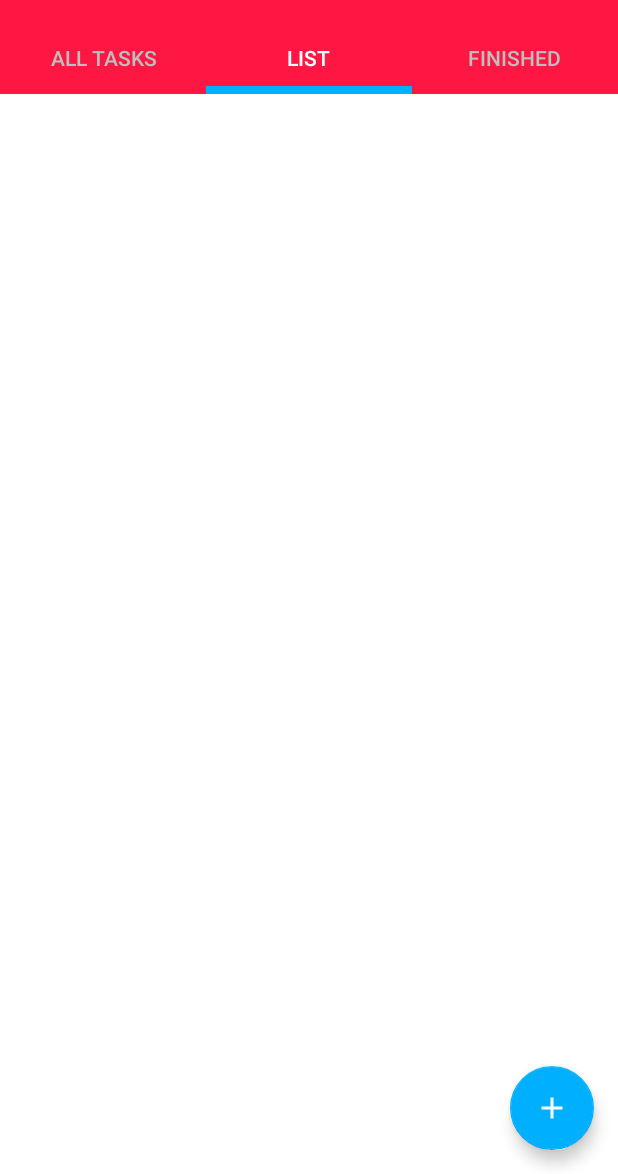
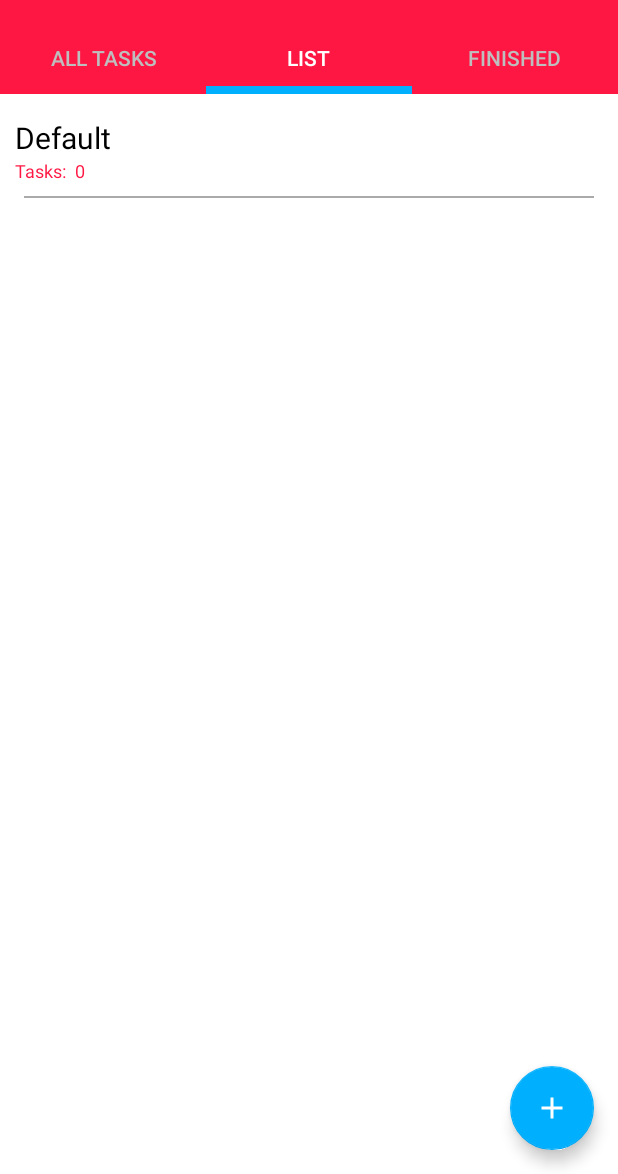
Before and after one commit to BiaChacon/ToDoList, an Android app: the screen it shows after launch (MainActivity), tab 2 chosen, on a phone screen of 412 x 824 dp, the part 62-1236 px from its top. Run offline under Robolectric (Android 15) with nearby library versions, the phone set to English and light mode, and no system bars; our stand-ins replace Room's generated code.

Commit message:
list default

```diff
--- a/app/src/main/java/com/biachacon/todolist/activities/MainActivity.kt
+++ b/app/src/main/java/com/biachacon/todolist/activities/MainActivity.kt
@@ -4,6 +4,7 @@ import android.app.Activity
 import android.content.Intent
 import androidx.appcompat.app.AppCompatActivity
 import android.os.Bundle
+import android.util.Log
 import android.view.Menu
 import android.view.MenuItem
 import android.view.View
@@ -14,15 +15,39 @@ import com.biachacon.todolist.R
 import com.biachacon.todolist.adapaters.FixedTabsPageAdapter
 import com.biachacon.todolist.database.AppDatabase
 import com.biachacon.todolist.dialogs.AddListDialogFragment
+import com.biachacon.todolist.model.ToDoList
 import kotlinx.android.synthetic.main.activity_main.*
 
 class MainActivity : AppCompatActivity() {
+
+    val db:AppDatabase by lazy {
+        Room.databaseBuilder(this, AppDatabase::class.java, "to-do-list")
+            .allowMainThreadQueries()
+            .build()
+    }
 
     val CODE = 99
 
     override fun onCreate(savedInstanceState: Bundle?) {
         super.onCreate(savedInstanceState)
         setContentView(R.layout.activity_main)
+
+        var t = db.toDoListDao().listAll().size
+        if (t <= 0) {
+            db.toDoListDao().insert(
+                ToDoList("Default")
+            )
+        }
+
+//        db.toDoListDao().insert(
+//            ToDoList("Teste 1")
+//        )
+//        db.toDoListDao().insert(
+//            ToDoList("Teste 2")
+//        )
+//        db.toDoListDao().insert(
+//            ToDoList("Teste 3")
+//        )
 
         if(getSupportActionBar() != null)
         {
--- a/app/src/main/java/com/biachacon/todolist/dao/TaskDao.kt
+++ b/app/src/main/java/com/biachacon/todolist/dao/TaskDao.kt
@@ -33,4 +33,7 @@ interface TaskDao {
     @Query("SELECT * FROM task WHERE finished = 0")
     fun findByNotFinished(): MutableList<Task>
 
+    @Query("SELECT * FROM task WHERE id_ToDoList = :id")
+    fun findByToDoList(id: Int): MutableList<Task>
+
 }
--- a/app/src/main/java/com/biachacon/todolist/recycler/ToDoListAdapter.kt
+++ b/app/src/main/java/com/biachacon/todolist/recycler/ToDoListAdapter.kt
@@ -42,6 +42,14 @@ class ToDoListAdapter (var c: Context, var toDoList:MutableList<ToDoList>) : Rec
         holder.qtdTasks.text = toDoListAtual.qtd_taks.toString()
         holder.nameToDoList.text = toDoListAtual.name
 
+        if (position <= 0){
+            holder.deleteBt.visibility = View.INVISIBLE
+            holder.editBt.visibility = View.INVISIBLE
+        }else{
+            holder.deleteBt.visibility = View.VISIBLE
+            holder.editBt.visibility = View.VISIBLE
+        }
+
         // n entendo o que de não estã fucionando
         holder.editBt.setOnClickListener {
             //aparecer dialog para editar
@@ -79,9 +87,15 @@ class ToDoListAdapter (var c: Context, var toDoList:MutableList<ToDoList>) : Rec
                 DialogInterface.OnClickListener { dialogInterface, i ->
                     toDoList.remove(toDoListAtual)
                     notifyItemRemoved(position)
+
+                    var tasks = db.taskDao().findByToDoList(toDoListAtual.id)
+                    for (i in tasks){
+                        db.taskDao().delete(i)
+                    }
                     db.toDoListDao().delete(toDoListAtual)
+
+
                     Toast.makeText(c,"Deletada",Toast.LENGTH_SHORT).show()
-
                 })
             alert.setNegativeButton("NÃO",
                 DialogInterface.OnClickListener { dialogInterface, i ->
--- a/app/src/main/res/layout/todolist_inflater.xml
+++ b/app/src/main/res/layout/todolist_inflater.xml
@@ -67,7 +67,8 @@
             android:layout_gravity="center"
             android:layout_marginRight="20sp"
             android:background="@color/write"
-            android:src="@drawable/ic_edit" />
+            android:src="@drawable/ic_edit"
+            android:visibility="gone"/>
 
         <ImageButton
             android:id="@+id/deleteBt"
@@ -75,7 +76,8 @@
             android:layout_height="wrap_content"
             android:layout_gravity="center"
             android:background="@color/write"
-            android:src="@drawable/ic_delete" />
+            android:src="@drawable/ic_delete"
+            android:visibility="gone"/>
     </LinearLayout>
 
     <View
```
Also changed, not shown: app/src/main/java/com/biachacon/todolist/recycler/TaskAdapter.kt (+9 -9 lines).
